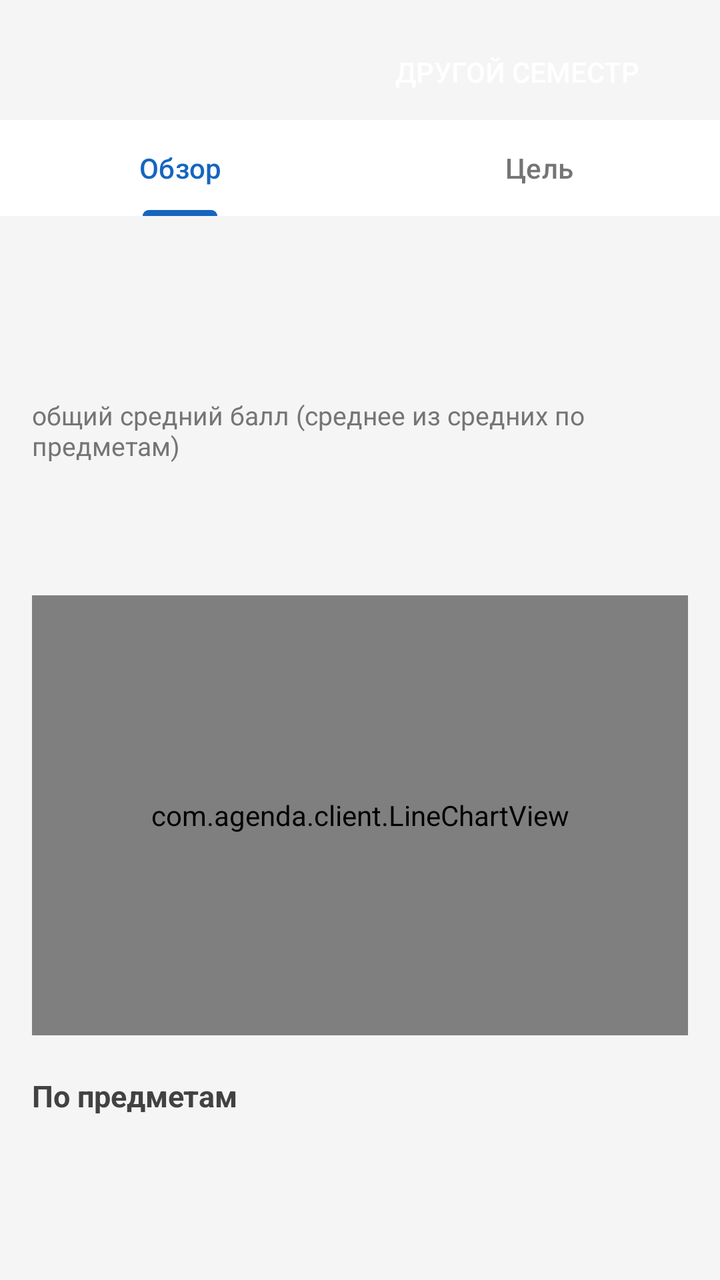
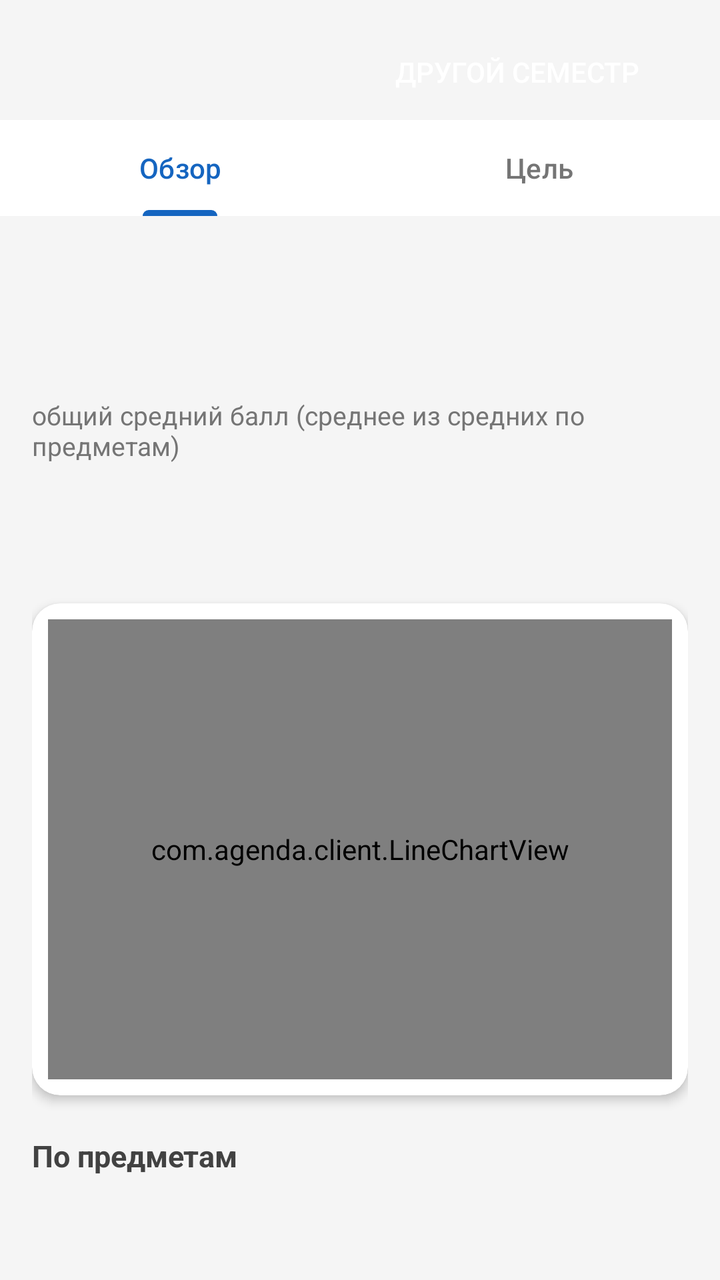

The first picture is an Android layout as it rendered before a commit; the second is the same layout after the commit. The layout source and the unified diff follow.
<!-- AndroidManifest.xml: application theme Theme.AgendaApp -->
<!-- res/layout/fragment_analytics.xml -->
<?xml version="1.0" encoding="utf-8"?>
<LinearLayout xmlns:android="http://schemas.android.com/apk/res/android"
    xmlns:app="http://schemas.android.com/apk/res-auto"
    android:layout_width="match_parent"
    android:layout_height="match_parent"
    android:orientation="vertical">

    <LinearLayout
        android:layout_width="match_parent"
        android:layout_height="wrap_content"
        android:gravity="center_vertical"
        android:orientation="horizontal"
        android:paddingStart="16dp"
        android:paddingTop="12dp"
        android:paddingEnd="16dp">

        <TextView
            android:id="@+id/tvSemester"
            android:layout_width="0dp"
            android:layout_height="wrap_content"
            android:layout_weight="1"
            android:textColor="@color/wyg_text_secondary"
            android:textSize="16sp" />

        <Button
            android:id="@+id/btnSemester"
            style="?android:attr/borderlessButtonStyle"
            android:layout_width="wrap_content"
            android:layout_height="wrap_content"
            android:text="Другой семестр" />
    </LinearLayout>

    <com.google.android.material.tabs.TabLayout
        android:id="@+id/tabs"
        android:layout_width="match_parent"
        android:layout_height="wrap_content"
        android:background="@color/wyg_surface"
        app:tabGravity="fill"
        app:tabMode="fixed">

        <com.google.android.material.tabs.TabItem
            android:layout_width="wrap_content"
            android:layout_height="wrap_content"
            android:text="Обзор" />

        <com.google.android.material.tabs.TabItem
            android:layout_width="wrap_content"
            android:layout_height="wrap_content"
            android:text="Цель" />
    </com.google.android.material.tabs.TabLayout>

    <ScrollView
        android:layout_width="match_parent"
        android:layout_height="0dp"
        android:layout_weight="1">

        <FrameLayout
            android:layout_width="match_parent"
            android:layout_height="wrap_content">

            
            <LinearLayout
                android:id="@+id/overviewContent"
                android:layout_width="match_parent"
                android:layout_height="wrap_content"
                android:orientation="vertical"
                android:padding="16dp">

                <TextView
                    android:id="@+id/tvOverall"
                    android:layout_width="wrap_content"
                    android:layout_height="wrap_content"
                    android:textColor="@color/wyg_text_primary"
                    android:textSize="56sp"
                    android:textStyle="bold" />

                <TextView
                    android:layout_width="wrap_content"
                    android:layout_height="wrap_content"
                    android:text="общий средний балл (среднее из средних по предметам)"
                    android:textColor="@color/wyg_text_secondary"
                    android:textSize="13sp" />

                <TextView
                    android:id="@+id/tvInfo"
                    android:layout_width="wrap_content"
                    android:layout_height="wrap_content"
                    android:layout_marginTop="4dp"
                    android:textColor="@color/wyg_text_secondary"
                    android:textSize="13sp" />

                <TextView
                    android:id="@+id/tvChartHint"
                    android:layout_width="wrap_content"
                    android:layout_height="wrap_content"
                    android:layout_marginTop="20dp"
                    android:textColor="@color/wyg_text_body"
                    android:textSize="15sp"
                    android:textStyle="bold" />

                <com.agenda.client.LineChartView
                    android:id="@+id/chart"
                    android:layout_width="match_parent"
                    android:layout_height="220dp"
                    android:layout_marginTop="4dp" />

                <TextView
                    android:layout_width="wrap_content"
                    android:layout_height="wrap_content"
                    android:layout_marginTop="20dp"
                    android:text="По предметам"
                    android:textColor="@color/wyg_text_body"
                    android:textSize="15sp"
                    android:textStyle="bold" />

                <LinearLayout
                    android:id="@+id/subjectsContainer"
                    android:layout_width="match_parent"
                    android:layout_height="wrap_content"
                    android:orientation="vertical" />
            </LinearLayout>

            
            <LinearLayout
                android:id="@+id/goalContent"
                android:layout_width="match_parent"
                android:layout_height="wrap_content"
                android:orientation="vertical"
                android:padding="16dp"
                android:visibility="gone">

                <TextView
                    android:id="@+id/tvGoalIntro"
                    android:layout_width="match_parent"
                    android:layout_height="wrap_content"
                    android:text="Поставь цель для предмета или для общего среднего: покажу, какие оценки нужны, чтобы её достичь, и насколько это реально."
                    android:textColor="@color/wyg_text_secondary"
                    android:textSize="14sp" />

                <com.google.android.material.button.MaterialButtonToggleGroup
                    android:id="@+id/toggleGoalScope"
                    android:layout_width="match_parent"
                    android:layout_height="wrap_content"
                    android:layout_marginTop="12dp"
                    app:checkedButton="@id/btnScopeSubject"
                    app:selectionRequired="true"
                    app:singleSelection="true">

                    <com.google.android.material.button.MaterialButton
                        android:id="@+id/btnScopeSubject"
                        style="?attr/materialButtonOutlinedStyle"
                        android:layout_width="0dp"
                        android:layout_height="wrap_content"
                        android:layout_weight="1"
                        android:text="Предмет" />

                    <com.google.android.material.button.MaterialButton
                        android:id="@+id/btnScopeOverall"
                        style="?attr/materialButtonOutlinedStyle"
                        android:layout_width="0dp"
                        android:layout_height="wrap_content"
                        android:layout_weight="1"
                        android:text="Общий средний" />
                </com.google.android.material.button.MaterialButtonToggleGroup>

                
                <com.google.android.material.button.MaterialButtonToggleGroup
                    android:id="@+id/toggleGoalPeriod"
                    android:layout_width="match_parent"
                    android:layout_height="wrap_content"
                    android:layout_marginTop="8dp"
                    android:visibility="gone"
                    app:checkedButton="@id/btnPeriodSemester"
                    app:selectionRequired="true"
                    app:singleSelection="true">

                    <com.google.android.material.button.MaterialButton
                        android:id="@+id/btnPeriodSemester"
                        style="?attr/materialButtonOutlinedStyle"
                        android:layout_width="0dp"
                        android:layout_height="wrap_content"
                        android:layout_weight="1"
                        android:text="Семестр" />

                    <com.google.android.material.button.MaterialButton
                        android:id="@+id/btnPeriodYear"
                        style="?attr/materialButtonOutlinedStyle"
                        android:layout_width="0dp"
                        android:layout_height="wrap_content"
                        android:layout_weight="1"
                        android:text="Год" />
                </com.google.android.material.button.MaterialButtonToggleGroup>

                <com.google.android.material.textfield.TextInputLayout
                    android:id="@+id/tilGoalSubject"
                    style="@style/Widget.Material3.TextInputLayout.OutlinedBox.ExposedDropdownMenu"
                    android:layout_width="match_parent"
                    android:layout_height="wrap_content"
                    android:layout_marginTop="12dp"
                    android:hint="Предмет">

                    <com.google.android.material.textfield.MaterialAutoCompleteTextView
                        android:id="@+id/actvGoalSubject"
                        android:layout_width="match_parent"
                        android:layout_height="wrap_content"
                        android:inputType="none" />
                </com.google.android.material.textfield.TextInputLayout>

                <TextView
                    android:id="@+id/tvGoalCurrent"
                    android:layout_width="match_parent"
                    android:layout_height="wrap_content"
                    android:layout_marginStart="4dp"
                    android:layout_marginTop="10dp"
                    android:textColor="@color/wyg_text_body"
                    android:textSize="16sp" />

                <com.google.android.material.textfield.TextInputLayout
                    android:id="@+id/tilGoalTarget"
                    style="?attr/textInputOutlinedStyle"
                    android:layout_width="match_parent"
                    android:layout_height="wrap_content"
                    android:layout_marginTop="12dp"
                    android:hint="Цель: средний балл (например 8.5)">

                    <com.google.android.material.textfield.TextInputEditText
                        android:id="@+id/etGoalTarget"
                        android:layout_width="match_parent"
                        android:layout_height="wrap_content"
                        android:inputType="numberDecimal"
                        android:maxLength="5"
                        android:singleLine="true" />
                </com.google.android.material.textfield.TextInputLayout>

                <com.google.android.material.chip.ChipGroup
                    android:id="@+id/chipsGoalTarget"
                    android:layout_width="match_parent"
                    android:layout_height="wrap_content"
                    android:layout_marginTop="4dp">

                    <com.google.android.material.chip.Chip
                        style="@style/Widget.Material3.Chip.Suggestion"
                        android:layout_width="wrap_content"
                        android:layout_height="wrap_content"
                        android:text="7" />

                    <com.google.android.material.chip.Chip
                        style="@style/Widget.Material3.Chip.Suggestion"
                        android:layout_width="wrap_content"
                        android:layout_height="wrap_content"
                        android:text="8" />

                    <com.google.android.material.chip.Chip
                        style="@style/Widget.Material3.Chip.Suggestion"
                        android:layout_width="wrap_content"
                        android:layout_height="wrap_content"
                        android:text="9" />

                    <com.google.android.material.chip.Chip
                        style="@style/Widget.Material3.Chip.Suggestion"
                        android:layout_width="wrap_content"
                        android:layout_height="wrap_content"
                        android:text="9.5" />
                </com.google.android.material.chip.ChipGroup>

                <TextView
                    android:id="@+id/tvGoalHint"
                    android:layout_width="match_parent"
                    android:layout_height="wrap_content"
                    android:layout_marginTop="16dp"
                    android:textColor="@color/wyg_text_secondary"
                    android:textSize="14sp" />

                <com.google.android.material.card.MaterialCardView
                    android:id="@+id/cardGoal"
                    android:layout_width="match_parent"
                    android:layout_height="wrap_content"
                    android:layout_marginTop="16dp"
                    android:visibility="gone"
                    app:cardBackgroundColor="@color/wyg_surface"
                    app:cardCornerRadius="14dp"
                    app:cardElevation="2dp"
                    app:strokeWidth="0dp">

                    <LinearLayout
                        android:layout_width="match_parent"
                        android:layout_height="wrap_content"
                        android:orientation="vertical"
                        android:padding="16dp">

                        <TextView
                            android:id="@+id/tvGoalVerdict"
                            android:layout_width="match_parent"
                            android:layout_height="wrap_content"
                            android:textSize="18sp"
                            android:textStyle="bold" />

                        <LinearLayout
                            android:id="@+id/goalOptionsContainer"
                            android:layout_width="match_parent"
                            android:layout_height="wrap_content"
                            android:layout_marginTop="4dp"
                            android:orientation="vertical" />

                        <TextView
                            android:id="@+id/tvGoalNote"
                            android:layout_width="match_parent"
                            android:layout_height="wrap_content"
                            android:layout_marginTop="12dp"
                            android:textColor="@color/wyg_text_secondary"
                            android:textSize="12sp" />
                    </LinearLayout>
                </com.google.android.material.card.MaterialCardView>

                
                <com.google.android.material.card.MaterialCardView
                    android:id="@+id/cardWhatIf"
                    android:layout_width="match_parent"
                    android:layout_height="wrap_content"
                    android:layout_marginTop="16dp"
                    android:visibility="gone"
                    app:cardBackgroundColor="@color/wyg_surface"
                    app:cardCornerRadius="14dp"
                    app:cardElevation="2dp"
                    app:strokeWidth="0dp">

                    <LinearLayout
                        android:layout_width="match_parent"
                        android:layout_height="wrap_content"
                        android:orientation="vertical"
                        android:padding="16dp">

                        <TextView
                            android:layout_width="match_parent"
                            android:layout_height="wrap_content"
                            android:text="А что если получить…"
                            android:textColor="@color/wyg_text_primary"
                            android:textSize="16sp"
                            android:textStyle="bold" />

                        <TextView
                            android:layout_width="match_parent"
                            android:layout_height="wrap_content"
                            android:layout_marginTop="2dp"
                            android:text="Нажимай на оценки: покажу, как изменятся средний выбранного предмета и общий. Настоящие данные не меняются."
                            android:textColor="@color/wyg_text_secondary"
                            android:textSize="13sp" />

                        <com.google.android.material.chip.ChipGroup
                            android:id="@+id/chipsWhatIf"
                            android:layout_width="match_parent"
                            android:layout_height="wrap_content"
                            android:layout_marginTop="8dp">

                            <com.google.android.material.chip.Chip
                                style="@style/Widget.Material3.Chip.Suggestion"
                                android:layout_width="wrap_content"
                                android:layout_height="wrap_content"
                                android:text="5" />

                            <com.google.android.material.chip.Chip
                                style="@style/Widget.Material3.Chip.Suggestion"
                                android:layout_width="wrap_content"
                                android:layout_height="wrap_content"
                                android:text="6" />

                            <com.google.android.material.chip.Chip
                                style="@style/Widget.Material3.Chip.Suggestion"
                                android:layout_width="wrap_content"
                                android:layout_height="wrap_content"
                                android:text="7" />

                            <com.google.android.material.chip.Chip
                                style="@style/Widget.Material3.Chip.Suggestion"
                                android:layout_width="wrap_content"
                                android:layout_height="wrap_content"
                                android:text="8" />

                            <com.google.android.material.chip.Chip
                                style="@style/Widget.Material3.Chip.Suggestion"
                                android:layout_width="wrap_content"
                                android:layout_height="wrap_content"
                                android:text="9" />

                            <com.google.android.material.chip.Chip
                                style="@style/Widget.Material3.Chip.Suggestion"
                                android:layout_width="wrap_content"
                                android:layout_height="wrap_content"
                                android:text="10" />
                        </com.google.android.material.chip.ChipGroup>

                        <TextView
                            android:id="@+id/tvWhatIfAdded"
                            android:layout_width="match_parent"
                            android:layout_height="wrap_content"
                            android:layout_marginTop="4dp"
                            android:textColor="@color/wyg_text_body"
                            android:textSize="14sp"
                            android:visibility="gone" />

                        <TextView
                            android:id="@+id/tvWhatIfResult"
                            android:layout_width="match_parent"
                            android:layout_height="wrap_content"
                            android:layout_marginTop="6dp"
                            android:lineSpacingExtra="4dp"
                            android:textColor="@color/wyg_text_body"
                            android:textSize="15sp"
                            android:visibility="gone" />

                        <Button
                            android:id="@+id/btnWhatIfReset"
                            style="?android:attr/borderlessButtonStyle"
                            android:layout_width="wrap_content"
                            android:layout_height="wrap_content"
                            android:text="Сбросить"
                            android:visibility="gone" />
                    </LinearLayout>
                </com.google.android.material.card.MaterialCardView>
            </LinearLayout>
        </FrameLayout>
    </ScrollView>
</LinearLayout>
<!-- resources referenced by this layout -->
<resources>
  <color name="wyg_surface">#FFFFFF</color>
  <color name="wyg_text_body">#424242</color>
  <color name="wyg_text_primary">#212121</color>
  <color name="wyg_text_secondary">#757575</color>
  <style name="Theme.AgendaApp" parent="Base.Theme.AgendaApp" />
  <style name="Base.Theme.AgendaApp" parent="Theme.Material3.DayNight.NoActionBar">
          <item name="colorPrimary">@color/wyg_primary</item>
          <item name="colorOnPrimary">@color/wyg_on_primary</item>
          <item name="colorPrimaryContainer">@color/wyg_accent_bg</item>
          <item name="colorOnPrimaryContainer">@color/wyg_accent_text</item>
          <item name="colorSurface">@color/wyg_surface</item>
          <item name="colorOnSurface">@color/wyg_text_primary</item>
          <item name="colorOnSurfaceVariant">@color/wyg_text_secondary</item>
          <item name="android:colorBackground">@color/wyg_background</item>
          <item name="android:windowBackground">@color/wyg_background</item>
      </style>
  <color name="wyg_primary">#1565C0</color>
  <color name="wyg_on_primary">#FFFFFF</color>
  <color name="wyg_accent_bg">#E3F2FD</color>
  <color name="wyg_accent_text">#0D47A1</color>
  <color name="wyg_background">#F5F5F5</color>
</resources>

<!-- the commit's change to res/layout/fragment_analytics.xml (unified diff, before → after) -->
@@ -98,11 +98,21 @@
                     android:textSize="15sp"
                     android:textStyle="bold" />
 
-                <com.agenda.client.LineChartView
-                    android:id="@+id/chart"
-                    android:layout_width="match_parent"
-                    android:layout_height="220dp"
-                    android:layout_marginTop="4dp" />
+                <androidx.cardview.widget.CardView
+                    android:id="@+id/chartCard"
+                    android:layout_width="match_parent"
+                    android:layout_height="wrap_content"
+                    android:layout_marginTop="8dp"
+                    app:cardBackgroundColor="@color/wyg_surface"
+                    app:cardCornerRadius="14dp"
+                    app:cardElevation="3dp"
+                    app:contentPadding="8dp">
+
+                    <com.agenda.client.LineChartView
+                        android:id="@+id/chart"
+                        android:layout_width="match_parent"
+                        android:layout_height="230dp" />
+                </androidx.cardview.widget.CardView>
 
                 <TextView
                     android:layout_width="wrap_content"
